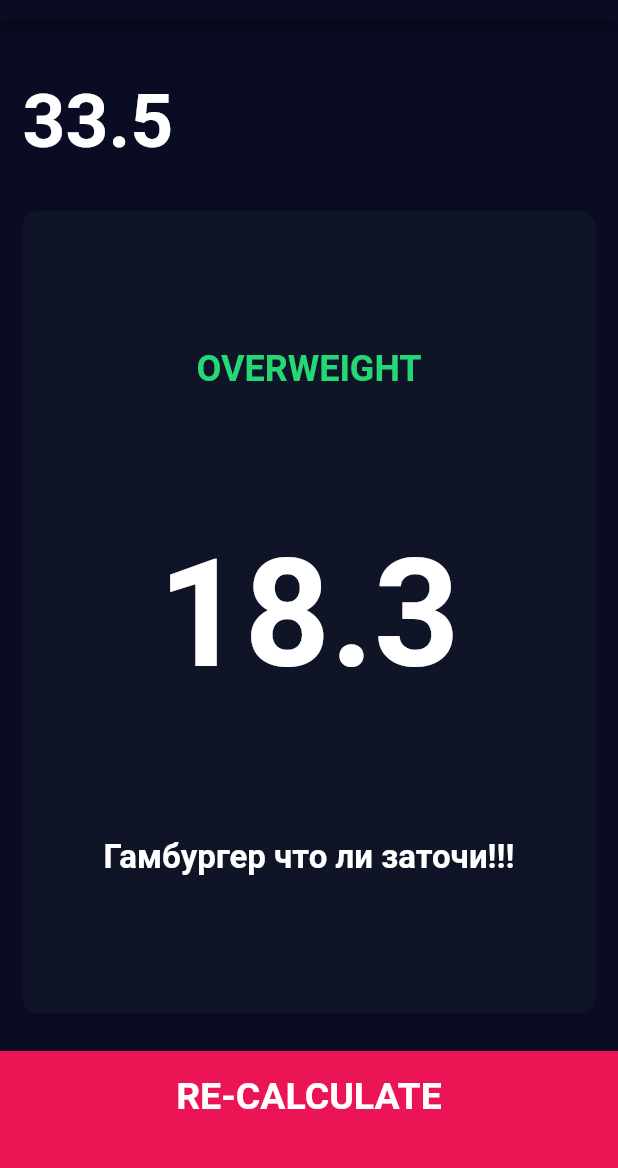
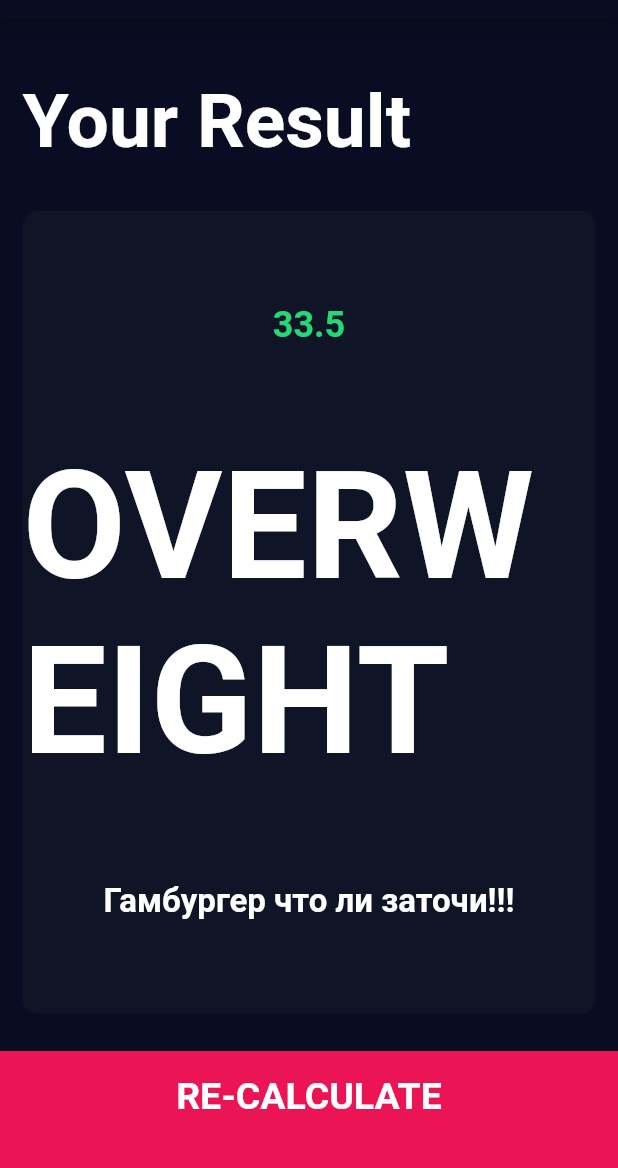
Before and after one commit to gabady13/bmicalc, a Flutter app: the screen it shows after launch, after a tap on "CALCULATER", on a phone screen of 412 x 824 dp, the part 65-1233 px from its top. Run offline on Flutter 3.47's test engine with Material 2 defaults, Android fonts, the phone set to English and light mode, and no system bars; our stand-ins replace font_awesome_flutter.

Commit message:
first commit

```diff
--- a/lib/screens/results_page.dart
+++ b/lib/screens/results_page.dart
@@ -25,7 +25,7 @@ class ResultsPage extends StatelessWidget {
             child: Container(
               padding: EdgeInsets.all(15.0),
               alignment: Alignment.bottomLeft,
-              child: Text(bmiResult, style: kTitleTextStyle,),
+              child: Text('Your Result', style: kTitleTextStyle,),
             ),
           ),
           Expanded(
@@ -36,11 +36,11 @@ class ResultsPage extends StatelessWidget {
             crossAxisAlignment: CrossAxisAlignment.center,
              children: <Widget>[
                Text(
-                 resultText.toUpperCase(),
+                 bmiResult,
                  style: kResultTextStyle,
                ),
                Text(
-                 '18.3',
+                 resultText.toUpperCase(),
                  style: kBMITextStyle,
                ),
                Text(
```
